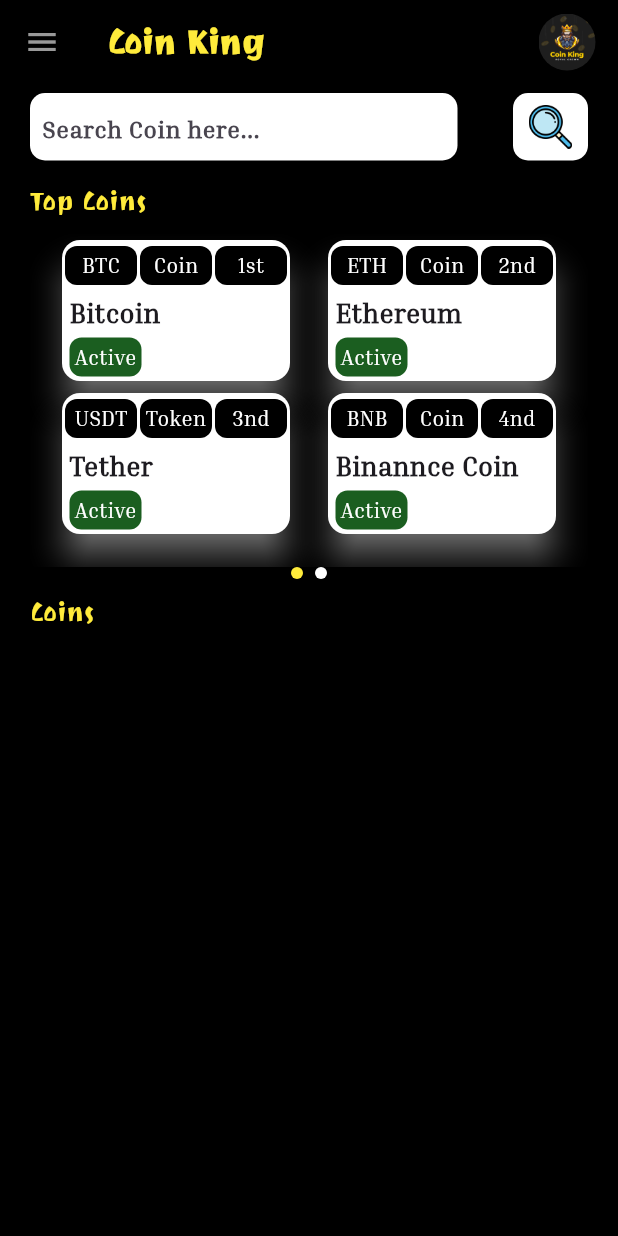
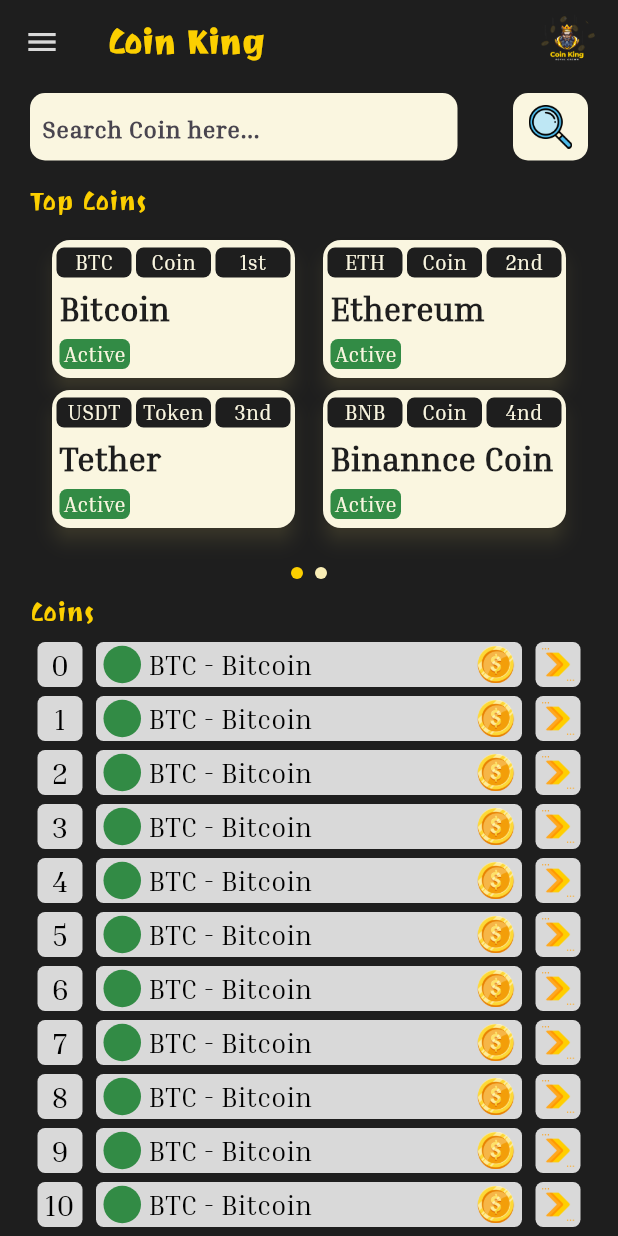
Before and after one commit to pradiptapaniya2023/bhagvad_gita, a Flutter app: the screen it shows after launch, on a phone screen of 412 x 824 dp. Run offline on Flutter 3.47's test engine with Material 3 defaults, Android fonts, the phone set to English and light mode, and no system bars; drawn by our look-alikes of smooth_page_indicator.

Commit message:
Widget add

```diff
--- a/lib/screens/1_home_screen.dart
+++ b/lib/screens/1_home_screen.dart
@@ -16,20 +16,20 @@
     PageController pgController = PageController();
 
     return Scaffold(
-      backgroundColor: Colors.black,
+      backgroundColor: Color(0xFF1E1E1E),
       appBar: AppBar(
-        backgroundColor: Colors.black,
+        backgroundColor: Color(0xFF1E1E1E),
         leading: IconButton(
             onPressed: () {},
             icon: Icon(
               Icons.menu,
-              color: Colors.white60,
+              color: Color(0xFFD9D9D9),
             )),
         title: Text(
           "Coin King",
           style: TextStyle(
               fontFamily: "fontfamily",
-              color: Colors.yellow,
+              color: Color(0xFFFCCF00),
               fontWeight: FontWeight.bold),
         ),
         actions: [
@@ -58,7 +58,7 @@
                     height: 45,
                     width: 285,
                     decoration: BoxDecoration(
-                        color: Colors.white,
+                        color: Color(0xFFFAF6E0),
                         borderRadius: BorderRadius.circular(10)),
                     child: TextField(
                       cursorColor: Colors.black,
@@ -78,7 +78,7 @@
                   height: 45,
                   width: 50,
                   decoration: BoxDecoration(
-                    color: Colors.white,
+                    color: Color(0xFFFAF6E0),
                     borderRadius: BorderRadius.circular(10),
                   ),
                   child: Padding(
@@ -94,7 +94,9 @@
             child: Text(
               "Top Coins",
               style: TextStyle(
-                  fontFamily: "fontfamily", color: Colors.yellow, fontSize: 17),
+                  fontFamily: "fontfamily",
+                  color: Color(0xFFFCCF00),
+                  fontSize: 17),
             ),
           ),
           Padding(
@@ -145,8 +147,8 @@
                           dotHeight: 8,
                           dotWidth: 8,
                           spacing: 8,
-                          dotColor: Colors.white,
-                          activeDotColor: Colors.yellow),
+                          dotColor: Color(0xFFFAEEB6),
+                          activeDotColor: Color(0xFFFCCF00)),
                     )
                   ],
                 )),
@@ -156,10 +158,97 @@
             child: Text(
               "Coins",
               style: TextStyle(
-                  fontFamily: "fontfamily", color: Colors.yellow, fontSize: 17),
+                  fontFamily: "fontfamily",
+                  color: Color(0xFFFCCF00),
+                  fontSize: 17),
             ),
           ),
-
+          Expanded(
+              child: Padding(
+            padding: const EdgeInsets.only(top: 5, left: 13, right: 13),
+            child: ListView.builder(
+              itemCount: 15,
+              itemBuilder: (context, index) {
+                return Padding(
+                  padding: const EdgeInsets.all(3.0),
+                  child: Row(
+                    mainAxisAlignment: MainAxisAlignment.spaceEvenly,
+                    children: [
+                      Container(
+                        height: 30,
+                        width: 30,
+                        decoration: BoxDecoration(
+                            borderRadius: BorderRadius.circular(5),
+                            color: Color(0xFFD9D9D9)),
+                        child: Center(
+                          child: Text(
+                            "$index",
+                            style: TextStyle(
+                                fontFamily: "regfont",
+                                color: Color(0xFF000000),
+                                fontSize: 20),
+                          ),
+                        ),
+                      ),
+                      Container(
+                        height: 30,
+                        width: 284,
+                        decoration: BoxDecoration(
+                            borderRadius: BorderRadius.circular(5),
+                            color: Color(0xFFD9D9D9)),
+                        child: Row(
+                          mainAxisAlignment: MainAxisAlignment.spaceBetween,
+                          children: [
+                            Padding(
+                              padding: const EdgeInsets.only(left: 5),
+                              child: Container(
+                                height: 25,
+                                width: 25,
+                                decoration: BoxDecoration(
+                                    shape: BoxShape.circle,
+                                    color: Color(0xFF328B45)),
+                              ),
+                            ),
+                            Padding(
+                              padding:
+                                  const EdgeInsets.only(right: 110, left: 5),
+                              child: Text(
+                                "BTC - Bitcoin",
+                                style: TextStyle(
+                                    color: Color(0xFF000000),
+                                    fontFamily: "regfont",
+                                    fontSize: 18),
+                              ),
+                            ),
+                            Padding(
+                              padding: const EdgeInsets.only(right: 5),
+                              child: Image.asset(
+                                "asset/images/coin_icon.png",
+                                width: 25,
+                                height: 25,
+                              ),
+                            )
+                          ],
+                        ),
+                      ),
+                      Container(
+                          height: 30,
+                          width: 30,
+                          decoration: BoxDecoration(
+                              borderRadius: BorderRadius.circular(5),
+                              color: Color(0xFFD9D9D9)),
+                          child: Padding(
+                            padding: const EdgeInsets.all(4.0),
+                            child: Image.asset(
+                              "asset/images/right_arrow_icon.png",
+                            ),
+                          )),
+                    ],
+                  ),
+                );
+              },
+            ),
+          ))
         ],
       ),
     );
--- a/lib/widget/1_topcoins.dart
+++ b/lib/widget/1_topcoins.dart
@@ -7,12 +7,13 @@
     String top3, String center1, String bottom1,
   ) {
     return Container(
-      height: 102,
-      width: 160,
+      height: 100,
+      width: 170,
+      decoration: BoxDecoration(borderRadius: BorderRadius.circular(10)),
       child: Card(
-        color: Colors.white,
-        elevation: 9,
-        shadowColor: Colors.white,
+        color: Color(0xFFFAF6E0),
+        elevation: 5,
+        shadowColor: Color(0xFF898055),
         child: Column(
           crossAxisAlignment: CrossAxisAlignment.start,
           children: [
@@ -20,52 +21,52 @@
               mainAxisAlignment: MainAxisAlignment.spaceEvenly,
               children: [
                 Padding(
-                  padding: const EdgeInsets.only(top: 4),
+                  padding: const EdgeInsets.only(top: 5),
                   child: Container(
-                    height: 26,
-                    width: 48,
+                    height: 20,
+                    width: 50,
                     decoration: BoxDecoration(
-                        color: Colors.black,
-                        borderRadius: BorderRadius.circular(8)),
+                        color: Color(0xFF1E1E1E),
+                        borderRadius: BorderRadius.circular(5)),
                     child: Center(
                       child: Text(
                         top1,
                         style: TextStyle(
-                            fontFamily: "regfont", color: Colors.white),
+                            fontFamily: "regfont", color: Color(0xFFFAF6E0)),
                       ),
                     ),
                   ),
                 ),
                 Padding(
-                  padding: const EdgeInsets.only(top: 4),
+                  padding: const EdgeInsets.only(top: 5),
                   child: Container(
-                    height: 26,
-                    width: 48,
+                    height: 20,
+                    width: 50,
                     decoration: BoxDecoration(
-                        color: Colors.black,
-                        borderRadius: BorderRadius.circular(8)),
+                        color: Color(0xFF1E1E1E),
+                        borderRadius: BorderRadius.circular(5)),
                     child: Center(
                       child: Text(
                         top2,
                         style: TextStyle(
-                            fontFamily: "regfont", color: Colors.white),
+                            fontFamily: "regfont", color: Color(0xFFFAF6E0)),
                       ),
                     ),
                   ),
                 ),
                 Padding(
-                  padding: const EdgeInsets.only(top: 4),
+                  padding: const EdgeInsets.only(top: 5),
                   child: Container(
-                    height: 26,
-                    width: 48,
+                    height: 20,
+                    width: 50,
                     decoration: BoxDecoration(
-                        color: Colors.black,
-                        borderRadius: BorderRadius.circular(8)),
+                        color: Color(0xFF1E1E1E),
+                        borderRadius: BorderRadius.circular(5)),
                     child: Center(
                       child: Text(
                         top3,
                         style: TextStyle(
-                            fontFamily: "regfont", color: Colors.white),
+                            fontFamily: "regfont", color: Color(0xFFFAF6E0)),
                       ),
                     ),
                   ),
@@ -79,24 +80,24 @@
                   child: Text(
                     center1,
                     style: TextStyle(
-                        fontFamily: "regfont", fontWeight: FontWeight.bold , fontSize: 18),
+                        fontFamily: "regfont", fontWeight: FontWeight.w700 , fontSize: 22 , color: Color(0xFF1E1E1E)),
                   ),
                 )
               ],
             ),
             Padding(
-              padding: const EdgeInsets.only(top: 4 , left: 5),
+              padding: const EdgeInsets.only(top: 5 , left: 5),
               child: Container(
-                height: 26,
-                width: 48,
+                height: 20,
+                width: 47,
                 decoration: BoxDecoration(
-                    color: Colors.green[900],
-                    borderRadius: BorderRadius.circular(8)),
+                    color: Color(0xFF328B45),
+                    borderRadius: BorderRadius.circular(5)),
                 child: Center(
                   child: Text(
                     bottom1,
                     style: TextStyle(
-                        fontFamily: "regfont", color: Colors.white),
+                        fontFamily: "regfont", color: Color(0xFFFAF6E0)),
                   ),
                 ),
               ),
```
